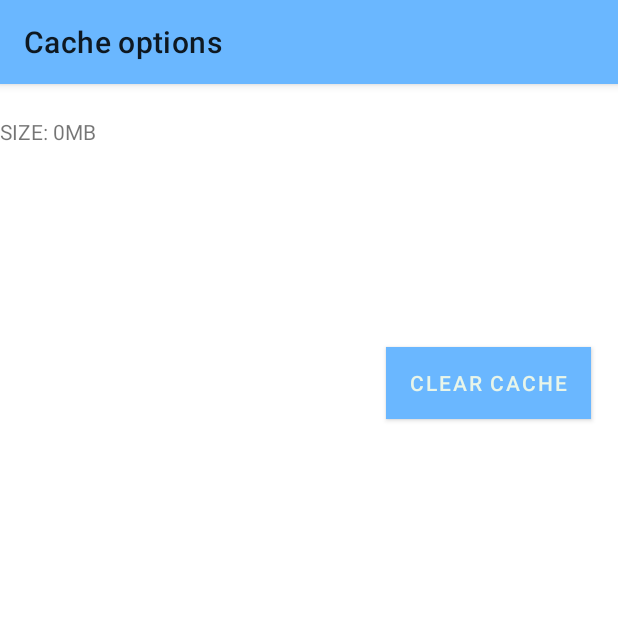
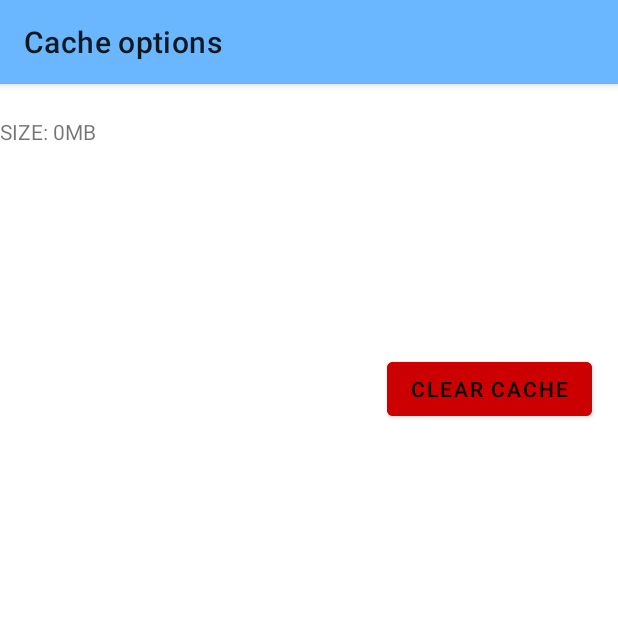
Before and after one commit to Sairsey/manga-reader, an Android app: the CacheSettingActivity screen opened directly, with no data from a screen before it, on a phone screen of 412 x 824 dp, the top half of it. Run offline under Robolectric (Android 15) with nearby library versions, the phone set to English and light mode, and no system bars.

Commit message:
Changed button colour AB#72

```diff
--- a/src/MangaJet/app/src/main/res/layout/activity_cache_setting.xml
+++ b/src/MangaJet/app/src/main/res/layout/activity_cache_setting.xml
@@ -5,6 +5,7 @@
     android:id="@+id/clear"
     android:layout_width="match_parent"
     android:layout_height="match_parent"
+    android:visibility="visible"
     tools:context=".ui.settings.options.CacheSettingActivity">
 
     <!--<ListView
@@ -36,14 +37,14 @@
         android:layout_marginTop="175dp"
         android:layout_marginEnd="16dp"
         android:layout_marginBottom="508dp"
-        android:background="@android:color/holo_red_dark"
+        android:backgroundTint="@android:color/holo_red_dark"
         android:text="@string/clear_cache"
-        android:textColor="#E8F5E9"
+        android:textColor="@android:color/background_dark"
         app:layout_constraintBottom_toBottomOf="parent"
         app:layout_constraintEnd_toEndOf="parent"
-        app:layout_constraintHorizontal_bias="0.0"
+        app:layout_constraintHorizontal_bias="0.463"
         app:layout_constraintStart_toStartOf="parent"
         app:layout_constraintTop_toTopOf="parent"
-        app:layout_constraintVertical_bias="0.0" />
+        app:layout_constraintVertical_bias="0.115" />
 
 </androidx.constraintlayout.widget.ConstraintLayout>
--- a/src/MangaJet/app/src/main/res/values/colors.xml
+++ b/src/MangaJet/app/src/main/res/values/colors.xml
@@ -10,4 +10,5 @@
     <color name="grey">#FF495057</color>
     <color name="light_grey">#6c757d</color>
     <color name="white">#FFFFFFFF</color>
+
 </resources>
```
